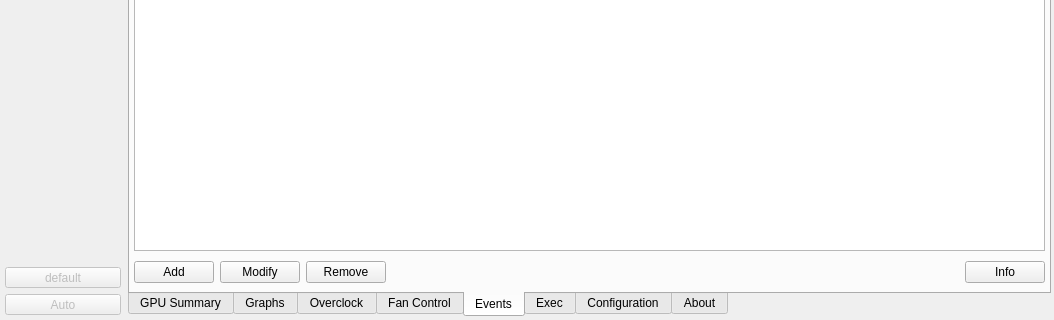
First picture: the form in radeon-profile/radeon_profile.ui, repository marazmista/radeon-profile, before the edit; both pictures show x 0 to 1054 and y 220 to 540 of the 1054 by 540 pixel window.
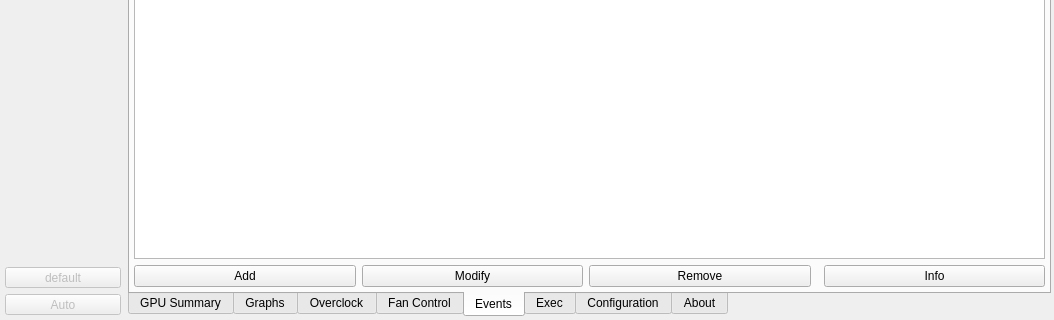
Second picture: the form after the edit. The open tabs and pages were chosen to show the change. Icons and pictures are not drawn.

Commit message: fixed add/modify/remove buttons alignment between Exec and Events tabs

```diff
--- a/radeon-profile/radeon_profile.ui
+++ b/radeon-profile/radeon_profile.ui
@@ -2233,12 +2233,6 @@
             <property name="orientation">
              <enum>Qt::Horizontal</enum>
             </property>
-            <property name="sizeHint" stdset="0">
-             <size>
-              <width>40</width>
-              <height>30</height>
-             </size>
-            </property>
            </spacer>
           </item>
           <item>
```
